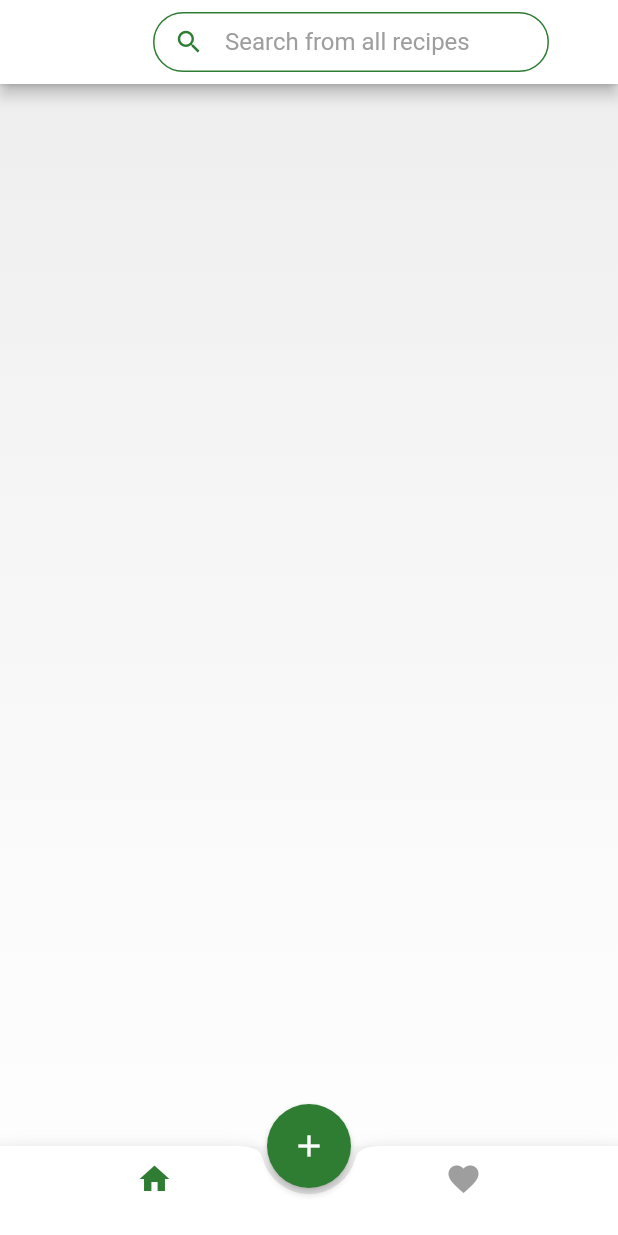
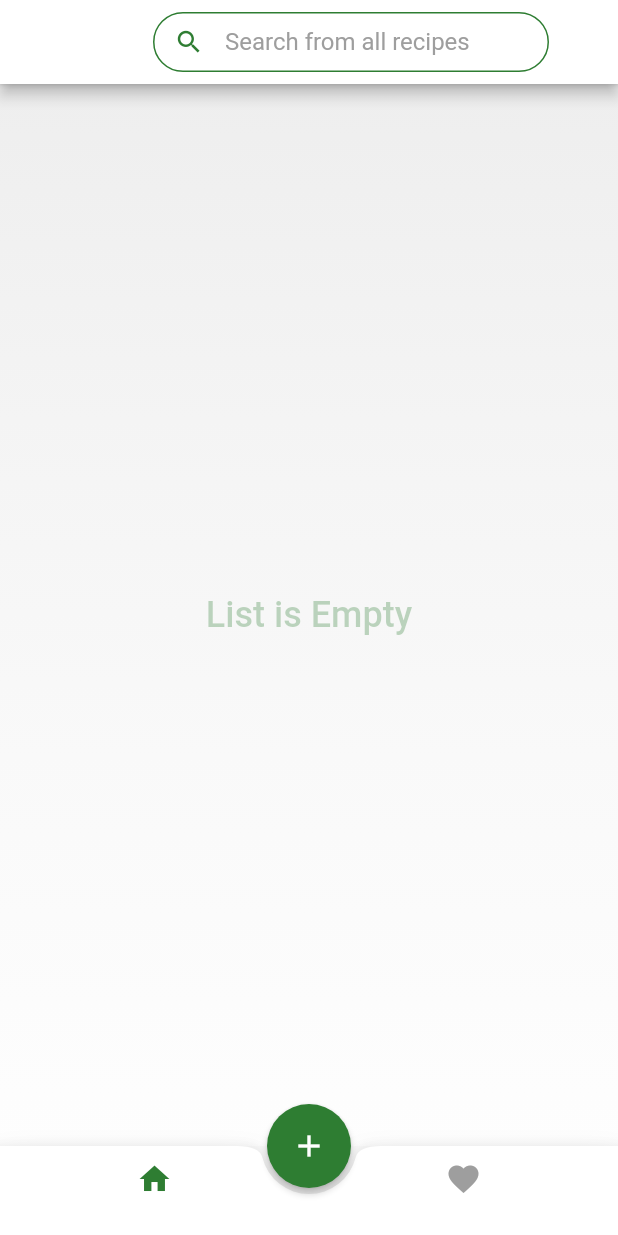
Before and after one commit to phemmyadot/cook-book, a Flutter app: the EntryScreen screen opened directly, on a phone screen of 412 x 824 dp. Run offline on Flutter 3.47's test engine with Material 2 defaults, Android fonts, the phone set to English and light mode, and no system bars; our stand-ins replace cloud_firestore, firebase_auth, firebase_core, firebase_storage, get_it, image_picker and 2 more; missing offline and left inert: textfield_tags; accounts and stored records are empty.

Commit message:
clean up

```diff
--- a/lib/models/recipe.dart
+++ b/lib/models/recipe.dart
@@ -1,5 +1,6 @@
 import 'package:cloud_firestore/cloud_firestore.dart';
 import 'package:flutter/material.dart';
+import 'package:recipiebook/models/favorite.dart';
 import 'package:recipiebook/models/keyword.dart';
 
 class Recipe {
@@ -65,3 +66,15 @@ class RecipeKeyword {
     this.keywords,
   });
 }
+
+class FavoriteRecipe {
+  final String id;
+  final Recipe recipe;
+  final Favorite favorite;
+
+  FavoriteRecipe({
+    this.id,
+    this.recipe,
+    this.favorite,
+  });
+}
--- a/lib/providers/app_provider.dart
+++ b/lib/providers/app_provider.dart
@@ -10,6 +10,8 @@ class AppProvider with ChangeNotifier {
 
   List<RecipeKeyword> _recipes = [];
   List<RecipeKeyword> get recipes => _recipes;
+  List<FavoriteRecipe> _favorites = [];
+  List<FavoriteRecipe> get favorites => _favorites;
 
   Future<void> registerUserProfile(String userName, String userId) =>
       _appServices.registerUserProfile(userName, userId);
@@ -45,6 +47,15 @@ class AppProvider with ChangeNotifier {
     );
   }
 
+  Future<void> getFavorites() async {
+    _appServices.getFavorites().asBroadcastStream().listen(
+      (favorites) {
+        _favorites = favorites;
+        notifyListeners();
+      },
+    );
+  }
+
   Future<UploadTask> uploadFile(PickedFile file) =>
       _appServices.uploadFile(file);
 }
--- a/lib/screens/recipe_page.dart
+++ b/lib/screens/recipe_page.dart
@@ -1,5 +1,7 @@
 import 'package:provider/provider.dart';
 import 'package:recipiebook/providers/app_provider.dart';
+import 'package:recipiebook/utils/app_colors.dart';
+import 'package:recipiebook/utils/string_utils.dart';
 import 'package:recipiebook/widgets/recipe_card.dart';
 import 'package:flutter/material.dart';
 
@@ -14,8 +16,9 @@ class _RecipePageState extends State<RecipePage> {
   final refreshKey = new GlobalKey<RefreshIndicatorState>();
   @override
   Widget build(BuildContext context) {
-    final recipes =
-        !widget.isFavorite ? Provider.of<AppProvider>(context).recipes : [];
+    final recipes = !widget.isFavorite
+        ? Provider.of<AppProvider>(context).recipes
+        : Provider.of<AppProvider>(context).favorites;
     var smallestDimension = MediaQuery.of(context).size.shortestSide;
     final useMobileLayout = smallestDimension < 600;
     double _crossAxisSpacing = 10, _mainAxisSpacing = 20;
@@ -28,15 +31,27 @@ class _RecipePageState extends State<RecipePage> {
           child: RefreshIndicator(
             key: refreshKey,
             onRefresh: () => null,
-            child: GridView.count(
+            child: recipes.length < 1
+                ? Center(
+                    child: Text(
+                      StringUtils.emptyList,
+                      style: TextStyle(
+                        fontSize: 24,
+                        fontWeight: FontWeight.w500,
+                        color: AppColors.primary.withOpacity(0.3),
+                      ),
+                      textAlign: TextAlign.center,
+                    ),
+                  )
+                : GridView.count(
                     childAspectRatio: screenWidth / (screenHeight - 50),
                     shrinkWrap: true,
                     physics: ClampingScrollPhysics(),
                     primary: false,
                     crossAxisSpacing: _crossAxisSpacing,
                     mainAxisSpacing: _mainAxisSpacing,
-                padding:
-                    EdgeInsets.only(bottom: 50, left: 20, right: 20, top: 20),
+                    padding: EdgeInsets.only(
+                        bottom: 50, left: 20, right: 20, top: 20),
                     crossAxisCount: _crossAxisCount,
                     children: <Widget>[
                         for (int i = 0; i < recipes.length; i++)
--- /dev/null
+++ b/lib/utils/string_utils.dart
@@ -0,0 +1,16 @@
+class StringUtils {
+  static String welcomeNote1 = 'Welcome to Recipie Book,';
+  static String welcomeNote2 = 'set you username to proceed.';
+  static String emptyList = 'List is Empty';
+  static String keyWordHintText = 'Keywords';
+  static String keyWordText = 'Keywords';
+  static String linkHintText = 'Link';
+  static String linkText = 'Link';
+  static String titleHintText = 'Title';
+  static String titleText = 'Title';
+  static String usernameHintText = "Enter you username";
+  static String addRecipeTitle = 'Add new recipe';
+  static String requiredField = 'This field is required';
+  static String uploadNote =
+      'NB. Image will be chosen based on keyword if one is not uploaded';
+}
```
Also changed, not shown: lib/screens/add_recipe.dart (+14 -15 lines), lib/screens/profile_creation.dart (+7 -10 lines), lib/screens/splash.dart (+13 -2 lines), lib/services/app_services.dart (+32 -0 lines), lib/widgets/recipe_card.dart (+1 -17 lines). Lines whose indentation alone changed are shown as unchanged.
